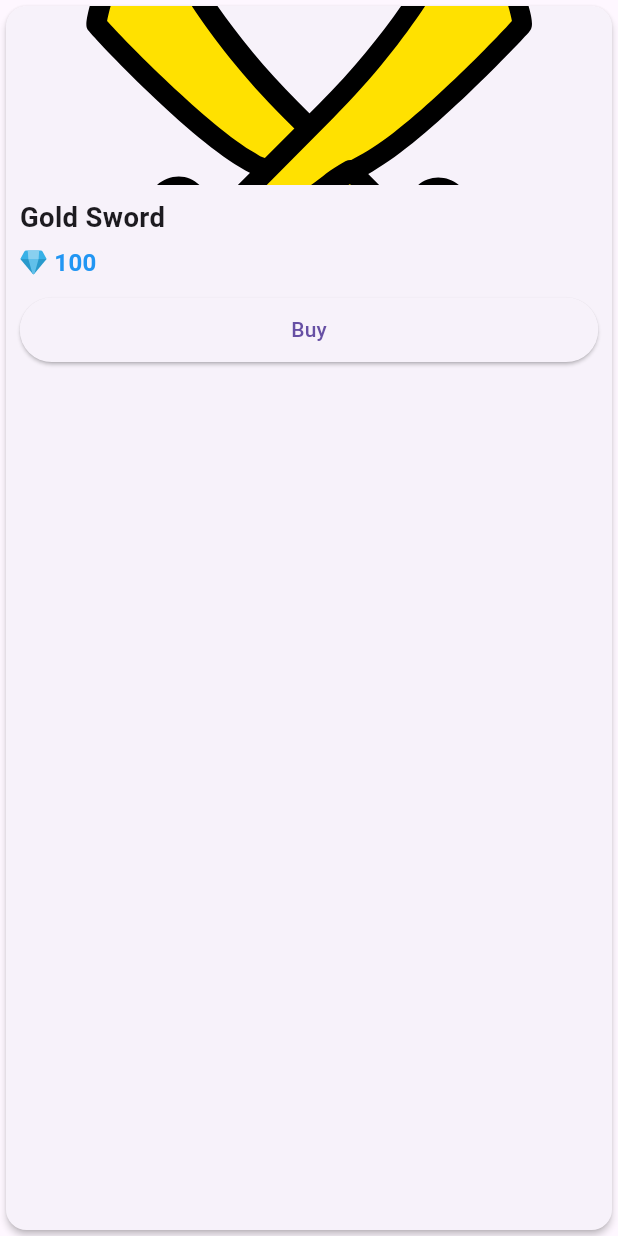
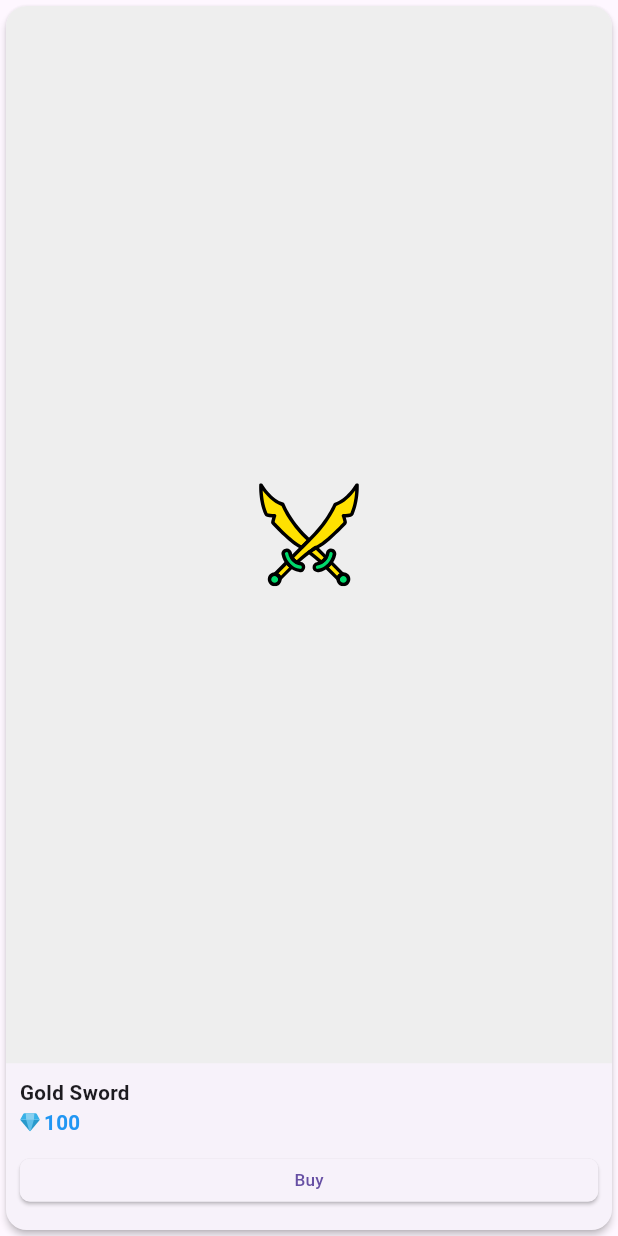
Before and after one commit to thaarrtt/ariane_mobile, a Flutter app: the ShopItemCard widget shown alone on an empty page, opened directly with sample values from the repository, on a phone screen of 412 x 824 dp. Run offline on Flutter 3.47's test engine with Material 3 defaults, Android fonts, the phone set to English and light mode, and no system bars; our stand-ins replace dio, flutter_advanced_drawer, flutter_animate, flutter_hooks, flutter_native_splash, flutter_onboarding_slider and 9 more; missing offline and left inert: carousel_slider_plus, flutter_easy_faq, oidc, oidc_default_store; accounts and stored records are empty; generated files the repository leaves out were written again; network calls fail; statements that could not run were skipped.

Commit message:
shops screen done

```diff
--- a/lib/shop/view/shops_page.dart
+++ b/lib/shop/view/shops_page.dart
@@ -1,7 +1,5 @@
 import 'package:ariane_mobile/shop/view/shops_screen.dart';
 import 'package:flutter/material.dart';
-import 'package:flutter/widgets.dart';
-import 'package:flutter_screenutil/flutter_screenutil.dart';
 import 'package:hooks_riverpod/hooks_riverpod.dart';
 
 class ShopsPage extends ConsumerWidget {
@@ -9,8 +7,7 @@ class ShopsPage extends ConsumerWidget {
 
   @override
   Widget build(BuildContext context, WidgetRef ref) {
-    print('Building ShopsPage');
-    return Scaffold(
+    return const Scaffold(
       body: ShopsScreen(),
     );
   }
--- a/lib/shop/view/shops_screen.dart
+++ b/lib/shop/view/shops_screen.dart
@@ -8,32 +8,33 @@ class ShopsScreen extends StatelessWidget {
   @override
   Widget build(BuildContext context) {
     return Scaffold(
-      body: ListView(
-        padding: EdgeInsets.all(16.w),
-        children: [
-          Text(
+      appBar: AppBar(
+        title: Text(
           'Shops',
           style: TextStyle(
-              fontSize: 24.sp,
+            fontSize: 18.sp,
             fontWeight: FontWeight.bold,
           ),
         ),
-          SizedBox(height: 16.h),
-          GridView.builder(
-            shrinkWrap: true,
-            physics: const NeverScrollableScrollPhysics(),
+        elevation: 0,
+        backgroundColor: Colors.transparent,
+      ),
+      body: SafeArea(
+        child: Padding(
+          padding: EdgeInsets.symmetric(horizontal: 12.w),
+          child: GridView.builder(
             gridDelegate: SliverGridDelegateWithFixedCrossAxisCount(
               crossAxisCount: 2,
-              crossAxisSpacing: 16.w,
-              mainAxisSpacing: 16.h,
-              childAspectRatio: 0.75,
+              crossAxisSpacing: 12.w,
+              mainAxisSpacing: 12.h,
+              childAspectRatio: 0.8,
             ),
             itemCount: shopItems.length,
             itemBuilder: (context, index) {
               return ShopItemCard(item: shopItems[index]);
             },
           ),
-        ],
+        ),
       ),
     );
   }
@@ -54,57 +55,68 @@ class ShopItemCard extends StatelessWidget {
       child: Column(
         crossAxisAlignment: CrossAxisAlignment.start,
         children: [
-          ClipRRect(
+          Expanded(
+            child: Container(
+              decoration: BoxDecoration(
+                color: Colors.grey[200],
                 borderRadius: BorderRadius.vertical(top: Radius.circular(12.r)),
+              ),
+              child: Center(
                 child: SvgPicture.asset(
                   item.imageUrl,
-              height: 100.h,
-              width: double.infinity,
-              fit: BoxFit.cover,
+                  height: 60.h,
+                  width: 60.w,
+                  fit: BoxFit.contain,
+                ),
+              ),
             ),
           ),
           Padding(
             padding: EdgeInsets.all(8.w),
             child: Column(
               crossAxisAlignment: CrossAxisAlignment.start,
+              mainAxisAlignment: MainAxisAlignment.spaceBetween,
               children: [
                 Text(
                   item.name,
                   style: TextStyle(
-                    fontSize: 16.sp,
+                    fontSize: 12.sp,
                     fontWeight: FontWeight.bold,
                   ),
-                  maxLines: 2,
+                  maxLines: 1,
                   overflow: TextOverflow.ellipsis,
                 ),
-                SizedBox(height: 4.h),
                 Row(
                   children: [
                     SvgPicture.asset(
                       'assets/icons/diamond.svg',
-                      width: 16.w,
-                      height: 16.h,
+                      width: 12.w,
+                      height: 12.h,
                     ),
-                    SizedBox(width: 4.w),
+                    SizedBox(width: 2.w),
                     Text(
                       '${item.price}',
                       style: TextStyle(
-                        fontSize: 14.sp,
+                        fontSize: 12.sp,
                         color: Colors.blue,
                         fontWeight: FontWeight.bold,
                       ),
                     ),
                   ],
                 ),
-                SizedBox(height: 8.h),
+                SizedBox(height: 4.h),
                 ElevatedButton(
                   onPressed: () {
                     // Handle purchase
                   },
                   style: ElevatedButton.styleFrom(
-                    minimumSize: Size(double.infinity, 36.h),
+                    minimumSize: Size(double.infinity, 24.h),
+                    padding: EdgeInsets.zero,
+                    shape: RoundedRectangleBorder(
+                      borderRadius: BorderRadius.circular(6.r),
                     ),
-                  child: const Text('Buy'),
+                  ),
+                  child: Text('Buy', style: TextStyle(fontSize: 10.sp)),
                 ),
               ],
             ),
@@ -115,6 +127,9 @@ class ShopItemCard extends StatelessWidget {
   }
 }
 
+// The ShopItem class and shopItems list remain the same
+
+// The ShopItem class and shopItems list remain the same
 class ShopItem {
   final String name;
   final int price;
```
Lines whose indentation alone changed are shown as unchanged.
